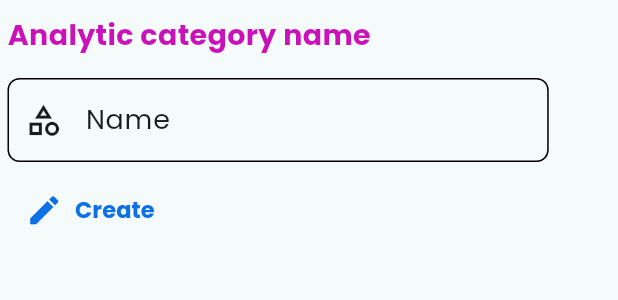
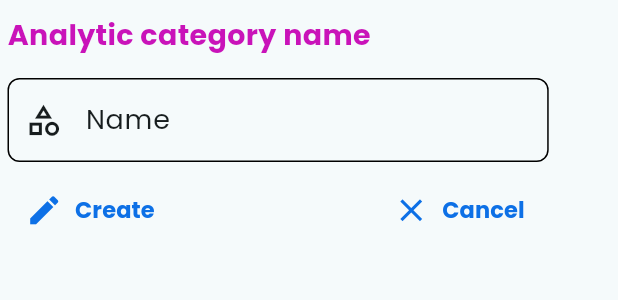
Before and after one commit to andriimobdev25/healthcare-app, a Flutter app: the AlertContainer widget shown alone on an empty page, opened directly, on a phone screen of 412 x 824 dp. Shown: the top 300 px of the screen. Run offline on Flutter 3.47's test engine with Material 3 defaults, Android fonts, the phone set to English and light mode, and no system bars; our stand-ins replace animate_do, cloud_firestore, firebase_auth, firebase_core, firebase_messaging, firebase_storage and 8 more; missing offline and left inert: google_mlkit_text_recognition; accounts and stored records are empty; network calls fail.

Commit message:
Add Cancel button to AlertContainer with improved layout

```diff
--- a/lib/widgets/analytics/alert_container.dart
+++ b/lib/widgets/analytics/alert_container.dart
@@ -47,6 +47,7 @@ class AlertContainer extends StatelessWidget {
                 height: 8,
               ),
               Row(
+                mainAxisAlignment: MainAxisAlignment.spaceBetween,
                 children: [
                   TextButton.icon(
                     onPressed: () {},
@@ -62,6 +63,22 @@ class AlertContainer extends StatelessWidget {
                       size: 25,
                     ),
                   ),
+                  TextButton.icon(
+                    onPressed: () {
+                      Navigator.of(context).pop();
+                    },
+                    label: Text(
+                      "Cancel",
+                      style: TextStyle(
+                        fontWeight: FontWeight.bold,
+                        fontSize: 15,
+                      ),
+                    ),
+                    icon: Icon(
+                      Icons.close,
+                      size: 25,
+                    ),
+                  ),
                 ],
               ),
             ],
```
